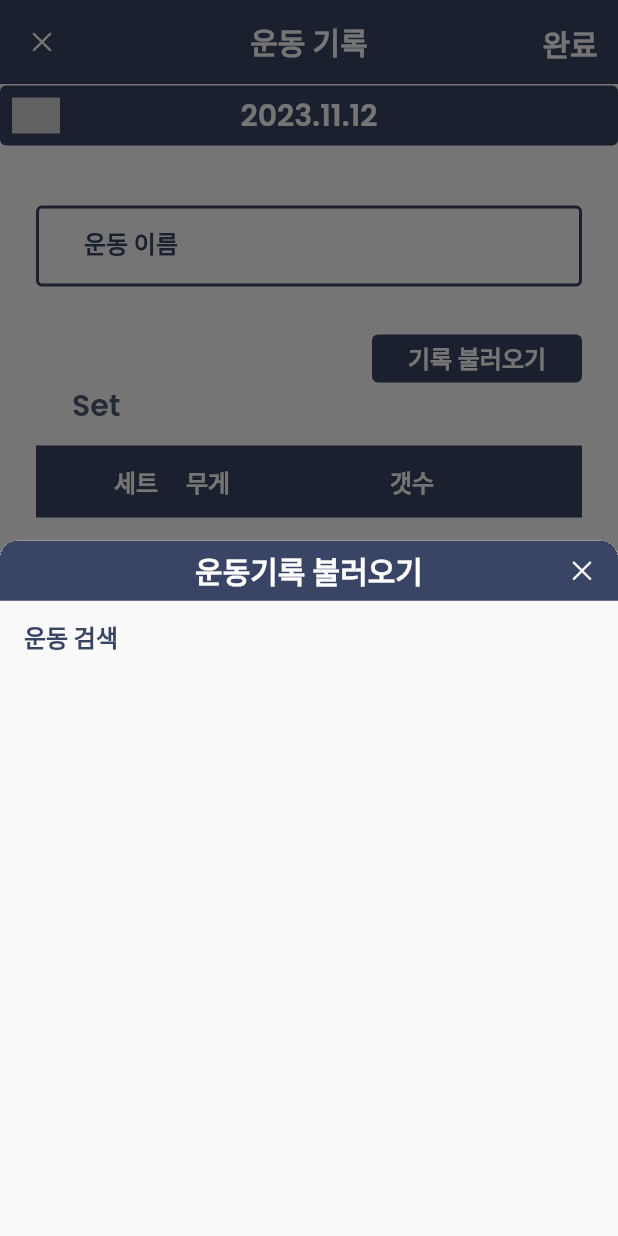
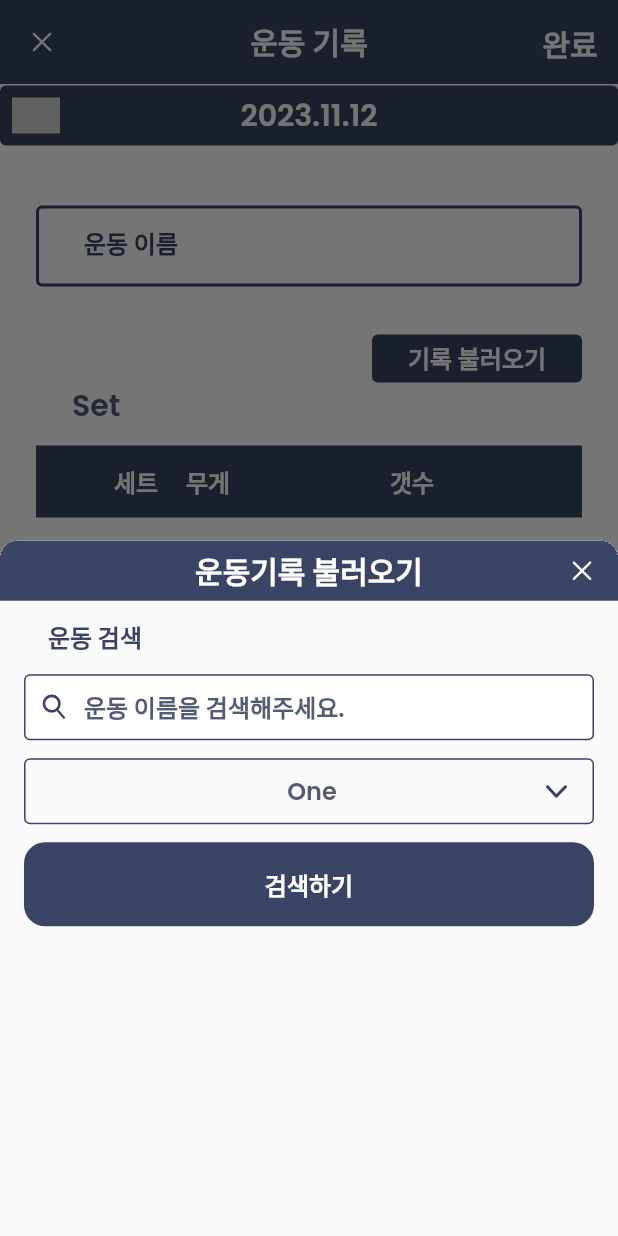
Before and after one commit to jeomgymjeok-gwabuha/jeomgymjeok_gwabuha_front_mobile, a Flutter app: the AddWorkout screen opened directly with empty values, after a tap on "기록 불러오기", on a phone screen of 412 x 824 dp. Run offline on Flutter 3.47's test engine with Material 2 defaults, Android fonts, the light colour scheme and no system bars; drawn by our look-alikes of dropdown_button2; our stand-ins replace flutter_riverpod, flutter_svg, google_fonts, table_calendar.

Commit message:
publishing search-bar

```diff
--- a/lib/widgets/bottom_sheets/load_workout_bottom_sheet/index.dart
+++ b/lib/widgets/bottom_sheets/load_workout_bottom_sheet/index.dart
@@ -1,7 +1,6 @@
 import 'package:flutter/material.dart';
-import 'package:flutter_svg/svg.dart';
-import 'package:jeomgymjeok_gwabuha/design/Pallete.dart';
-import 'package:jeomgymjeok_gwabuha/design/Types.dart';
+import 'package:jeomgymjeok_gwabuha/widgets/bottom_sheets/load_workout_bottom_sheet/load_workout_searchbar.dart';
+import 'package:jeomgymjeok_gwabuha/widgets/bottom_sheets/load_workout_bottom_sheet/load_workout_titlebar.dart';
 
 class LoadWorkoutBottomSheet extends StatelessWidget {
   const LoadWorkoutBottomSheet({super.key});
@@ -11,52 +10,8 @@ class LoadWorkoutBottomSheet extends StatelessWidget {
     // TODO: implement build
     return Column(
       children: [
-        Container(
-          width: double.infinity,
-          height: 40,
-          color: pallete[Pallete.deepNavy],
-          child: Stack(
-            children: [
-              Positioned.fill(
-                child: Center(
-                  child: Text(
-                    '운동기록 불러오기',
-                    style: types[Types.semi_lg]!.copyWith(
-                      color: pallete[Pallete.white],
-                    ),
-                  ),
-                ),
-              ),
-              Positioned(
-                top: 0,
-                bottom: 0,
-                right: 0,
-                child: IconButton(
-                  highlightColor: Colors.transparent,
-                  splashColor: Colors.transparent,
-                  onPressed: () {},
-                  icon: SvgPicture.asset('assets/icons/close.svg'),
-                ),
-              )
-            ],
-          ),
-        ),
-        Container(
-          width: double.infinity,
-          alignment: Alignment.centerLeft,
-          padding: const EdgeInsets.symmetric(vertical: 12, horizontal: 16),
-          child: Column(
-            children: [
-              Text(
-                '운동 검색',
-                style: types[Types.semi_md]!.copyWith(
-                  color: pallete[Pallete.deepNavy],
-                ),
-                textAlign: TextAlign.left,
-              ),
-            ],
-          ),
-        ),
+        LoadWorkoutTitlebar(),
+        LoadWorkoutSearchbar(),
       ],
     );
   }
--- /dev/null
+++ b/lib/widgets/bottom_sheets/load_workout_bottom_sheet/load_workout_searchbar.dart
@@ -0,0 +1,198 @@
+import 'package:dropdown_button2/dropdown_button2.dart';
+import 'package:flutter/material.dart';
+import 'package:flutter_svg/svg.dart';
+import 'package:jeomgymjeok_gwabuha/design/Pallete.dart';
+import 'package:jeomgymjeok_gwabuha/design/Types.dart';
+import 'package:jeomgymjeok_gwabuha/widgets/common/text_btn.dart';
+
+const List<String> list = <String>['One', 'Two', 'Three', 'Four'];
+
+class LoadWorkoutSearchbar extends StatefulWidget {
+  const LoadWorkoutSearchbar({super.key});
+
+  @override
+  State<LoadWorkoutSearchbar> createState() => _LoadWorkoutSearchbarState();
+}
+
+class _LoadWorkoutSearchbarState extends State<LoadWorkoutSearchbar> {
+  String dropdownValue = list.first;
+
+  @override
+  Widget build(BuildContext context) {
+    // TODO: implement build
+    final double fullWidth = MediaQuery.of(context).size.width;
+
+    return Padding(
+      padding: const EdgeInsets.symmetric(horizontal: 16.0),
+      child: Column(
+        children: [
+          Container(
+            width: double.infinity,
+            alignment: Alignment.centerLeft,
+            padding: const EdgeInsets.symmetric(vertical: 12, horizontal: 16),
+            child: Column(
+              children: [
+                Text(
+                  '운동 검색',
+                  style: types[Types.semi_md]!.copyWith(
+                    color: pallete[Pallete.deepNavy],
+                  ),
+                  textAlign: TextAlign.left,
+                ),
+              ],
+            ),
+          ),
+          SearchAnchor(
+            viewConstraints: const BoxConstraints(minHeight: 44, maxHeight: 44),
+            viewHintText: '운동 이름을 검색해주세요.',
+            headerTextStyle: types[Types.semi_md]!.copyWith(
+              color: pallete[Pallete.alaskanBlue],
+            ),
+            builder: (context, controller) {
+              return SearchBar(
+                controller: controller,
+                backgroundColor:
+                    MaterialStateColor.resolveWith((states) => Colors.white),
+                elevation: MaterialStateProperty.all(0),
+                shape: MaterialStateProperty.resolveWith((states) {
+                  return RoundedRectangleBorder(
+                    borderRadius: BorderRadius.circular(4),
+                  );
+                }),
+                side: MaterialStateProperty.resolveWith((states) {
+                  return BorderSide(
+                    width: 1,
+                    color: pallete[Pallete.deepNavy]!,
+                  );
+                }),
+                hintText: '운동 이름을 검색해주세요.',
+                hintStyle: MaterialStateProperty.resolveWith(
+                  (states) => types[Types.semi_md]!.copyWith(
+                    color: pallete[Pallete.alaskanBlue],
+                  ),
+                ),
+                constraints: const BoxConstraints(
+                  minHeight: 44,
+                  maxHeight: 44,
+                ),
+                padding: const MaterialStatePropertyAll<EdgeInsets>(
+                  EdgeInsets.symmetric(horizontal: 8),
+                ),
+                onTap: () {
+                  controller.openView();
+                },
+                onChanged: (_) {
+                  controller.openView();
+                },
+                leading: SvgPicture.asset('assets/icons/search.svg'),
+              );
+            },
+            suggestionsBuilder:
+                (BuildContext context, SearchController controller) {
+              return List<ListTile>.generate(3, (int index) {
+                final String item = 'item $index';
+                return ListTile(
+                  title: Text(item),
+                  onTap: () {
+                    setState(() {
+                      controller.closeView(item);
+                    });
+                  },
+                );
+              });
+            },
+          ),
+          const SizedBox(height: 12),
+          DropdownButtonHideUnderline(
+            child: DropdownButton2<String>(
+              alignment: Alignment.center,
+              isExpanded: true,
+              isDense: false,
+              items: list
+                  .map((String item) => DropdownMenuItem<String>(
+                        value: item,
+                        child: Text(
+                          item,
+                          style: types[Types.semi_md]!.copyWith(
+                            color: pallete[Pallete.alaskanBlue],
+                          ),
+                          overflow: TextOverflow.ellipsis,
+                        ),
+                      ))
+                  .toList(),
+              value: dropdownValue,
+              onChanged: (String? value) {
+                setState(() {
+                  dropdownValue = value!;
+                });
+              },
+              buttonStyleData: ButtonStyleData(
+                height: 44,
+                width: double.infinity,
+                padding: const EdgeInsets.only(left: 40, right: 12),
+                decoration: BoxDecoration(
+                  borderRadius: BorderRadius.circular(4),
+                  border: Border.all(
+                    width: 1,
+                    color: pallete[Pallete.deepNavy]!,
+                  ),
+                ),
+                elevation: 0,
+              ),
+              iconStyleData: IconStyleData(
+                icon: SvgPicture.asset('assets/icons/chevron_down.svg'),
+              ),
+              dropdownStyleData: DropdownStyleData(
+                width: fullWidth - 32,
+                decoration: BoxDecoration(
+                  borderRadius: BorderRadius.circular(4),
+                  color: Colors.white,
+                ),
+                elevation: 2,
+                offset: const Offset(0, -1),
+                scrollbarTheme: ScrollbarThemeData(
+                  radius: const Radius.circular(40),
+                  thickness: MaterialStateProperty.all<double>(6),
+                  thumbVisibility: MaterialStateProperty.all<bool>(true),
+                ),
+                padding: EdgeInsets.zero,
+                scrollPadding: EdgeInsets.zero,
+              ),
+              menuItemStyleData: MenuItemStyleData(
+                height: 44,
+                padding: const EdgeInsets.only(left: 40, right: 12),
+                selectedMenuItemBuilder: (ctx, child) {
+                  return Container(
+                    decoration: BoxDecoration(
+                      color: pallete[Pallete.deepNavy],
+                    ),
+                    height: 44,
+                    padding: const EdgeInsets.only(
+                      left: 40,
+                      right: 12,
+                      top: 10,
+                      bottom: 10,
+                    ),
+                    child: Text(
+                      dropdownValue,
+                      style: types[Types.semi_md]!.copyWith(
+                        color: pallete[Pallete.white],
+                      ),
+                    ),
+                  );
+                },
+              ),
+            ),
+          ),
+          const SizedBox(height: 12),
+          TextBtn(
+            text: '검색하기',
+            onPressed: () {},
+            width: double.infinity,
+            height: 56,
+          ),
+        ],
+      ),
+    );
+  }
+}
--- /dev/null
+++ b/lib/widgets/bottom_sheets/load_workout_bottom_sheet/load_workout_titlebar.dart
@@ -0,0 +1,41 @@
+import 'package:flutter/material.dart';
+import 'package:flutter_svg/svg.dart';
+import 'package:jeomgymjeok_gwabuha/design/Pallete.dart';
+import 'package:jeomgymjeok_gwabuha/design/Types.dart';
+
+class LoadWorkoutTitlebar extends StatelessWidget {
+  @override
+  Widget build(BuildContext context) {
+    // TODO: implement build
+    return Container(
+      width: double.infinity,
+      height: 40,
+      color: pallete[Pallete.deepNavy],
+      child: Stack(
+        children: [
+          Positioned.fill(
+            child: Center(
+              child: Text(
+                '운동기록 불러오기',
+                style: types[Types.semi_lg]!.copyWith(
+                  color: pallete[Pallete.white],
+                ),
+              ),
+            ),
+          ),
+          Positioned(
+            top: 0,
+            bottom: 0,
+            right: 0,
+            child: IconButton(
+              highlightColor: Colors.transparent,
+              splashColor: Colors.transparent,
+              onPressed: () {},
+              icon: SvgPicture.asset('assets/icons/close.svg'),
+            ),
+          )
+        ],
+      ),
+    );
+  }
+}
```
